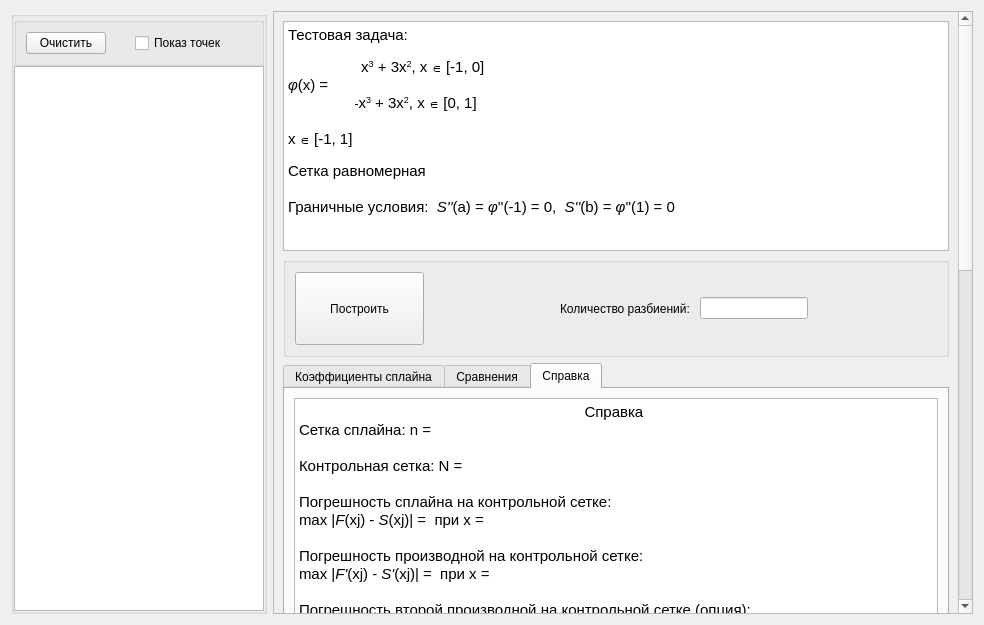
This is ui/taskui.ui in Termtre/GFTS4 as Qt 5 draws it before an edit. The edited form follows.
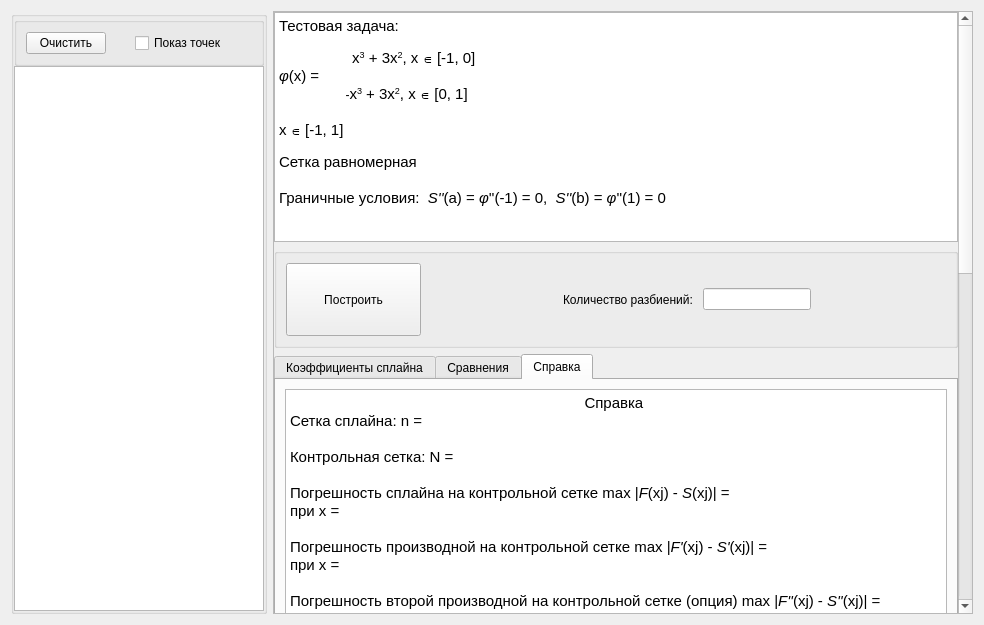
This is the edited form. The open tabs and pages were chosen to show the change.

What changed in the file:
```diff
--- a/ui/taskui.ui
+++ b/ui/taskui.ui
@@ -125,10 +125,25 @@
         <x>0</x>
         <y>0</y>
         <width>684</width>
-        <height>1410</height>
+        <height>1392</height>
        </rect>
       </property>
       <layout class="QVBoxLayout" name="verticalLayout">
+       <property name="spacing">
+        <number>6</number>
+       </property>
+       <property name="leftMargin">
+        <number>0</number>
+       </property>
+       <property name="topMargin">
+        <number>0</number>
+       </property>
+       <property name="rightMargin">
+        <number>0</number>
+       </property>
+       <property name="bottomMargin">
+        <number>0</number>
+       </property>
        <item>
         <widget class="QTextBrowser" name="textBrowser">
          <property name="sizePolicy">
@@ -316,14 +331,14 @@
 &lt;p align=&quot;justify&quot; style=&quot; margin-top:0px; margin-bottom:0px; margin-left:0px; margin-right:0px; -qt-block-indent:0; text-indent:0px;&quot;&gt;&lt;span style=&quot; font-size:11pt;&quot;&gt; &lt;/span&gt;&lt;/p&gt;
 &lt;p align=&quot;justify&quot; style=&quot; margin-top:0px; margin-bottom:0px; margin-left:0px; margin-right:0px; -qt-block-indent:0; text-indent:0px;&quot;&gt;&lt;span style=&quot; font-size:11pt;&quot;&gt;Контрольная сетка: N = &lt;/span&gt;&lt;/p&gt;
 &lt;p align=&quot;justify&quot; style=&quot; margin-top:0px; margin-bottom:0px; margin-left:0px; margin-right:0px; -qt-block-indent:0; text-indent:0px;&quot;&gt;&lt;span style=&quot; font-size:11pt;&quot;&gt; &lt;/span&gt;&lt;/p&gt;
-&lt;p align=&quot;justify&quot; style=&quot; margin-top:0px; margin-bottom:0px; margin-left:0px; margin-right:0px; -qt-block-indent:0; text-indent:0px;&quot;&gt;&lt;span style=&quot; font-size:11pt;&quot;&gt;Погрешность сплайна на контрольной сетке:&lt;/span&gt;&lt;/p&gt;
-&lt;p align=&quot;justify&quot; style=&quot; margin-top:0px; margin-bottom:0px; margin-left:0px; margin-right:0px; -qt-block-indent:0; text-indent:0px;&quot;&gt;&lt;span style=&quot; font-size:11pt;&quot;&gt;max |&lt;/span&gt;&lt;span style=&quot; font-size:11pt; font-style:italic;&quot;&gt;F&lt;/span&gt;&lt;span style=&quot; font-size:11pt;&quot;&gt;(xj) - &lt;/span&gt;&lt;span style=&quot; font-size:11pt; font-style:italic;&quot;&gt;S&lt;/span&gt;&lt;span style=&quot; font-size:11pt;&quot;&gt;(xj)| =  при x = &lt;/span&gt;&lt;/p&gt;
+&lt;p align=&quot;justify&quot; style=&quot; margin-top:0px; margin-bottom:0px; margin-left:0px; margin-right:0px; -qt-block-indent:0; text-indent:0px;&quot;&gt;&lt;span style=&quot; font-size:11pt;&quot;&gt;Погрешность сплайна на контрольной сетке max |&lt;/span&gt;&lt;span style=&quot; font-size:11pt; font-style:italic;&quot;&gt;F&lt;/span&gt;&lt;span style=&quot; font-size:11pt;&quot;&gt;(xj) - &lt;/span&gt;&lt;span style=&quot; font-size:11pt; font-style:italic;&quot;&gt;S&lt;/span&gt;&lt;span style=&quot; font-size:11pt;&quot;&gt;(xj)| =  &lt;/span&gt;&lt;/p&gt;
+&lt;p align=&quot;justify&quot; style=&quot; margin-top:0px; margin-bottom:0px; margin-left:0px; margin-right:0px; -qt-block-indent:0; text-indent:0px;&quot;&gt;&lt;span style=&quot; font-size:11pt;&quot;&gt;при x = &lt;/span&gt;&lt;/p&gt;
 &lt;p align=&quot;justify&quot; style=&quot; margin-top:0px; margin-bottom:0px; margin-left:0px; margin-right:0px; -qt-block-indent:0; text-indent:0px;&quot;&gt;&lt;span style=&quot; font-size:11pt;&quot;&gt; &lt;/span&gt;&lt;/p&gt;
-&lt;p align=&quot;justify&quot; style=&quot; margin-top:0px; margin-bottom:0px; margin-left:0px; margin-right:0px; -qt-block-indent:0; text-indent:0px;&quot;&gt;&lt;span style=&quot; font-size:11pt;&quot;&gt;Погрешность производной на контрольной сетке:&lt;/span&gt;&lt;/p&gt;
-&lt;p align=&quot;justify&quot; style=&quot; margin-top:0px; margin-bottom:0px; margin-left:0px; margin-right:0px; -qt-block-indent:0; text-indent:0px;&quot;&gt;&lt;span style=&quot; font-size:11pt;&quot;&gt;max |&lt;/span&gt;&lt;span style=&quot; font-size:11pt; font-style:italic;&quot;&gt;F'&lt;/span&gt;&lt;span style=&quot; font-size:11pt;&quot;&gt;(xj) - &lt;/span&gt;&lt;span style=&quot; font-size:11pt; font-style:italic;&quot;&gt;S'&lt;/span&gt;&lt;span style=&quot; font-size:11pt;&quot;&gt;(xj)| =  при x = &lt;/span&gt;&lt;/p&gt;
+&lt;p align=&quot;justify&quot; style=&quot; margin-top:0px; margin-bottom:0px; margin-left:0px; margin-right:0px; -qt-block-indent:0; text-indent:0px;&quot;&gt;&lt;span style=&quot; font-size:11pt;&quot;&gt;Погрешность производной на контрольной сетке max |&lt;/span&gt;&lt;span style=&quot; font-size:11pt; font-style:italic;&quot;&gt;F'&lt;/span&gt;&lt;span style=&quot; font-size:11pt;&quot;&gt;(xj) - &lt;/span&gt;&lt;span style=&quot; font-size:11pt; font-style:italic;&quot;&gt;S'&lt;/span&gt;&lt;span style=&quot; font-size:11pt;&quot;&gt;(xj)| =  &lt;/span&gt;&lt;/p&gt;
+&lt;p align=&quot;justify&quot; style=&quot; margin-top:0px; margin-bottom:0px; margin-left:0px; margin-right:0px; -qt-block-indent:0; text-indent:0px;&quot;&gt;&lt;span style=&quot; font-size:11pt;&quot;&gt;при x = &lt;/span&gt;&lt;/p&gt;
 &lt;p align=&quot;justify&quot; style=&quot; margin-top:0px; margin-bottom:0px; margin-left:0px; margin-right:0px; -qt-block-indent:0; text-indent:0px;&quot;&gt;&lt;span style=&quot; font-size:11pt;&quot;&gt; &lt;/span&gt;&lt;/p&gt;
-&lt;p align=&quot;justify&quot; style=&quot; margin-top:0px; margin-bottom:0px; margin-left:0px; margin-right:0px; -qt-block-indent:0; text-indent:0px;&quot;&gt;&lt;span style=&quot; font-size:11pt;&quot;&gt;Погрешность второй производной на контрольной сетке (опция):&lt;/span&gt;&lt;/p&gt;
-&lt;p align=&quot;justify&quot; style=&quot; margin-top:0px; margin-bottom:0px; margin-left:0px; margin-right:0px; -qt-block-indent:0; text-indent:0px;&quot;&gt;&lt;span style=&quot; font-size:11pt;&quot;&gt;max |&lt;/span&gt;&lt;span style=&quot; font-size:11pt; font-style:italic;&quot;&gt;F''&lt;/span&gt;&lt;span style=&quot; font-size:11pt;&quot;&gt;(xj) - &lt;/span&gt;&lt;span style=&quot; font-size:11pt; font-style:italic;&quot;&gt;S''&lt;/span&gt;&lt;span style=&quot; font-size:11pt;&quot;&gt;(xj)| =  при x = &lt;/span&gt;&lt;/p&gt;&lt;/body&gt;&lt;/html&gt;</string>
+&lt;p align=&quot;justify&quot; style=&quot; margin-top:0px; margin-bottom:0px; margin-left:0px; margin-right:0px; -qt-block-indent:0; text-indent:0px;&quot;&gt;&lt;span style=&quot; font-size:11pt;&quot;&gt;Погрешность второй производной на контрольной сетке (опция) max |&lt;/span&gt;&lt;span style=&quot; font-size:11pt; font-style:italic;&quot;&gt;F''&lt;/span&gt;&lt;span style=&quot; font-size:11pt;&quot;&gt;(xj) - &lt;/span&gt;&lt;span style=&quot; font-size:11pt; font-style:italic;&quot;&gt;S''&lt;/span&gt;&lt;span style=&quot; font-size:11pt;&quot;&gt;(xj)| =  &lt;/span&gt;&lt;/p&gt;
+&lt;p align=&quot;justify&quot; style=&quot; margin-top:0px; margin-bottom:0px; margin-left:0px; margin-right:0px; -qt-block-indent:0; text-indent:0px;&quot;&gt;&lt;span style=&quot; font-size:11pt;&quot;&gt;при x = &lt;/span&gt;&lt;/p&gt;&lt;/body&gt;&lt;/html&gt;</string>
              </property>
             </widget>
            </item>
```
Left out of the diff: 2 changed lines with no effect on the pictures.
